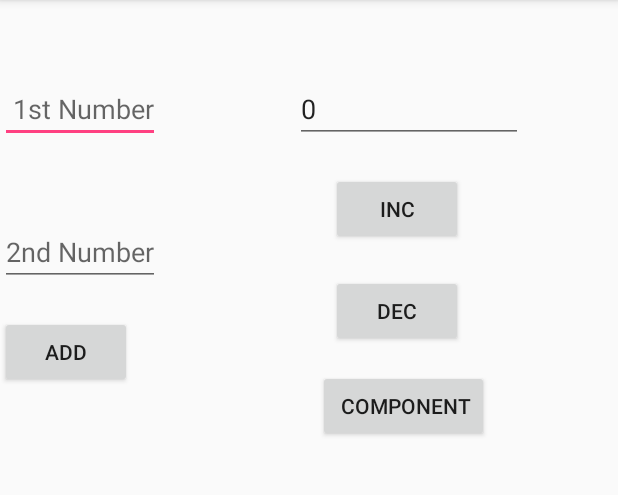
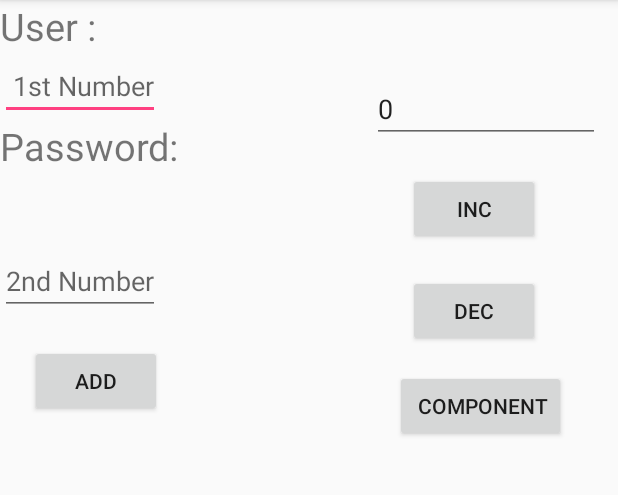
Before and after one commit to iamspathan/Counter, an Android app: the CalculateActivity screen opened directly, with no data from a screen before it, on a phone screen of 412 x 824 dp, the part 84-579 px from its top. Run offline under Robolectric (Android 15) with nearby library versions, the phone set to English and light mode, and no system bars.

Commit message:
normal commit

```diff
--- a/app/src/main/AndroidManifest.xml
+++ b/app/src/main/AndroidManifest.xml
@@ -19,7 +19,10 @@
         <activity android:name=".CalculateActivity" />
         <activity android:name=".Component" />
         <activity android:name=".DropDownSpinner" />
-        <activity android:name=".WelcomeActivity"  android:label="Welcome">        </activity>
+        <activity
+            android:name=".WelcomeActivity"
+            android:label="Welcome"></activity>
+        <activity android:name=".CA3"></activity>
     </application>
 
 </manifest>
--- a/app/src/main/java/me/sohailpathan/www/counter/CalculateActivity.java
+++ b/app/src/main/java/me/sohailpathan/www/counter/CalculateActivity.java
@@ -10,7 +10,7 @@ import android.widget.Toast;
 
 public class CalculateActivity extends AppCompatActivity {
 
-    EditText number ;
+    EditText number ,username , password;
     Button b1 , b2 , b3;
 
 
@@ -23,7 +23,20 @@ public class CalculateActivity extends AppCompatActivity {
         b1 = (Button)findViewById(R.id.increment);
         b2 = (Button)findViewById(R.id.decrement);
         number = (EditText)findViewById(R.id.number);
+        username = (EditText)findViewById(R.id.username);
+        password = (EditText)findViewById(R.id.password);
         b3 = (Button)findViewById((R.id.next));
+
+
+        Intent i = getIntent();
+        String us = i.getStringExtra("username");
+        String ps = i.getStringExtra("password");
+        username.setText(us);
+        password.setText(ps);
+
+        Intent j =new Intent();
+        j.putExtra("k" , us);
+        setResult(RESULT_OK,j);
 
         b1.setOnClickListener(new View.OnClickListener() {
             @Override
--- a/app/src/main/res/layout/activity_calculate.xml
+++ b/app/src/main/res/layout/activity_calculate.xml
@@ -5,7 +5,8 @@
     android:layout_width="match_parent"
     android:layout_height="match_parent"
     tools:context=".CalculateActivity"
-    android:orientation="vertical">
+    android:orientation="vertical"
+    android:layout_weight="1">
 
     <LinearLayout
         android:layout_width="wrap_content"
@@ -13,34 +14,47 @@
         android:orientation="horizontal">
 
         <LinearLayout
-            android:layout_width="wrap_content"
+            android:layout_width="158dp"
             android:layout_height="wrap_content"
             android:orientation="vertical">
 
+            <TextView
+                android:layout_width="wrap_content"
+                android:layout_height="match_parent"
+                android:text="User : "
+                android:textSize="25sp" />
+
+            <EditText
+                android:layout_width="wrap_content"
+                android:layout_height="match_parent"
+                android:hint=" 1st Number"
+                android:id="@+id/username"/>
+
+            <TextView
+                android:layout_width="wrap_content"
+                android:layout_height="wrap_content"
+                android:text="Password:"
+                android:textSize="25sp" />
 
             <EditText
                 android:layout_width="wrap_content"
                 android:layout_height="match_parent"
                 android:layout_marginTop="50dp"
-                android:hint=" 1st Number" />
-
-            <EditText
-                android:layout_width="wrap_content"
-                android:layout_height="match_parent"
-                android:layout_marginTop="50dp"
-                android:hint="2nd Number" />
+                android:hint="2nd Number"
+                android:id="@+id/password"/>
 
             <Button
                 android:layout_width="wrap_content"
                 android:layout_height="wrap_content"
+                android:layout_marginLeft="20dp"
                 android:layout_marginTop="20dp"
-                android:text="ADD"
-                android:onClick="add"/>
+                android:onClick="add"
+                android:text="ADD" />
         </LinearLayout>
 
 
         <LinearLayout
-            android:layout_width="321dp"
+            android:layout_width="wrap_content"
             android:layout_height="match_parent"
             android:layout_marginLeft="90dp"
             android:orientation="vertical">
--- a/app/src/main/res/layout/activity_main.xml
+++ b/app/src/main/res/layout/activity_main.xml
@@ -47,6 +47,7 @@
             android:layout_height="wrap_content"
             android:layout_marginTop="55dp"
             android:id="@+id/password"
+            android:inputType="textPassword"
             android:hint="123" />
     </LinearLayout>
 
@@ -56,7 +57,7 @@
         android:layout_height="wrap_content"
         android:text="submit"
         android:id="@+id/submit"
-        android:layout_marginStart="0dp"
+        android:layout_marginLeft="25dp"
         android:layout_marginTop="25dp"
         android:layout_marginRight="25dp"
         android:background="@color/colorPrimaryDark"
```
Also changed, not shown: app/src/main/java/me/sohailpathan/www/counter/CA3.java (added, +13 -0 lines), app/src/main/java/me/sohailpathan/www/counter/MainActivity.java (+17 -2 lines), app/src/main/res/layout/activity_ca3.xml (added, +22 -0 lines).
